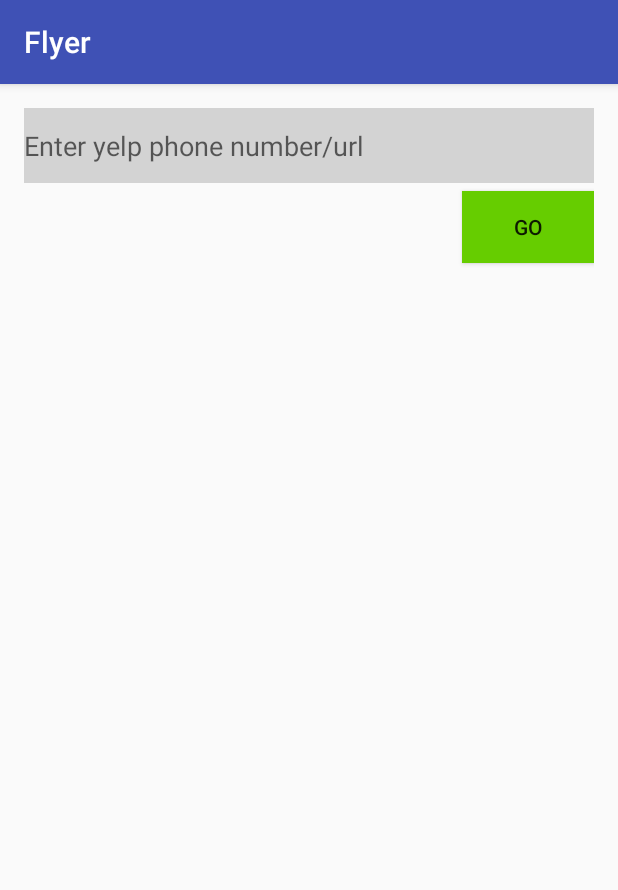
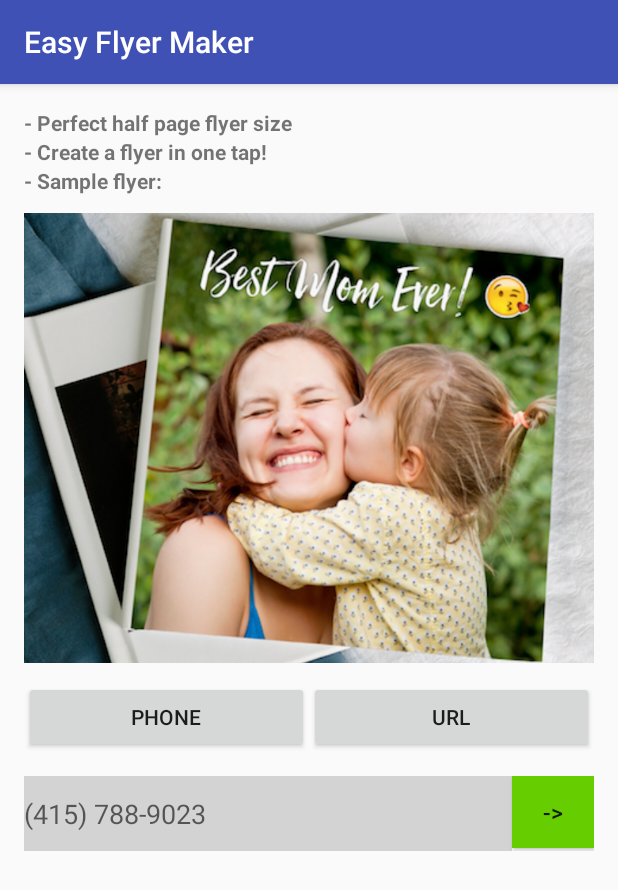
Before and after one commit to GitAmrita/Thinkful, an Android app: the screen it shows after launch (MainActivity), on a phone screen of 412 x 824 dp. Shown: the top 890 px of the screen. Run offline under Robolectric (Android 15) with nearby library versions, the phone set to English and light mode, and no system bars; our stand-ins replace ButterKnife.

Commit message:
layout for 1st screen

```diff
--- a/Flyer/app/src/main/AndroidManifest.xml
+++ b/Flyer/app/src/main/AndroidManifest.xml
@@ -20,8 +20,8 @@
         </activity>
         <activity
             android:name=".FlyerActivity"
-            android:label="@string/title_activity_flyer"
-            android:theme="@style/AppTheme.NoActionBar" />
+            android:label="@string/app_name"
+            android:theme="@style/AppTheme" />
     </application>
 
 </manifest>
--- a/Flyer/app/src/main/java/com/vogella/android/flyer/FlyerActivity.java
+++ b/Flyer/app/src/main/java/com/vogella/android/flyer/FlyerActivity.java
@@ -103,6 +103,7 @@
     public void onBackPressed() {
         Intent intent = new Intent(this, MainActivity.class);
         startActivity(intent);
+        finish();
     }
 
     @OnClick(R.id.shareBtnOnClick)
--- a/Flyer/app/src/main/java/com/vogella/android/flyer/MainActivity.java
+++ b/Flyer/app/src/main/java/com/vogella/android/flyer/MainActivity.java
@@ -41,8 +41,8 @@
     public final static String YELP_ACCESS_TOKEN_ERROR = "YELP_ACCESS_TOKEN_ERROR";
 
 
-    @Bind(R.id.yelpUrl)
-    protected EditText yelpUrlEditText;
+    @Bind(R.id.userInput)
+    protected EditText yelpEditText;
 
     @Override
     protected void onCreate(Bundle savedInstanceState) {
@@ -52,8 +52,8 @@
     }
 
     @OnClick(R.id.go)
-    public void onClick() {
-        UserInput u = new UserInput(yelpUrlEditText.getText().toString().trim());
+    public void onGoClick() {
+        UserInput u = new UserInput(yelpEditText.getText().toString().trim());
         if (u.getInputType() == UserInput.BAD_INPUT ||  u.getInput().isEmpty()) {
             ErrorDetail e = new ErrorDetail(u.getInputType(), this);
             e.showErrorToast(e.getErrorMessage());
@@ -61,6 +61,16 @@
             YelpResultTask webserviceTask = new YelpResultTask();
             webserviceTask.execute(u);
         }
+    }
+
+    @OnClick(R.id.urlInput)
+    public void onUrlClick() {
+        yelpEditText.setHint(getResources().getString(R.string.yelp_url_hint));
+    }
+
+    @OnClick(R.id.phoneInput)
+    public void onPhoneClick() {
+        yelpEditText.setHint(getResources().getString(R.string.yelp_phone_hint));
     }
 
     @Override
@@ -135,8 +145,6 @@
             startActivity(intent);
         }
     }
-
-
 
     private class YelpResultTask extends AsyncTask<UserInput, String, Yelp> {
 
--- a/Flyer/app/src/main/res/layout/activity_main.xml
+++ b/Flyer/app/src/main/res/layout/activity_main.xml
@@ -10,23 +10,81 @@
     android:paddingTop="@dimen/activity_vertical_margin"
     tools:context="com.vogella.android.flyer.MainActivity">
 
+    <TextView
+        android:layout_width="match_parent"
+        android:layout_height="wrap_content"
+        android:text="@string/header_text_1"
+        android:textStyle="bold"/>
+
+    <TextView
+        android:layout_width="match_parent"
+        android:layout_height="wrap_content"
+        android:text="@string/header_text_2"
+        android:textStyle="bold"/>
+
+    <TextView
+        android:layout_width="match_parent"
+        android:layout_height="wrap_content"
+        android:text="@string/header_text_3"
+        android:textStyle="bold"/>
+
+    <ImageView
+        android:layout_width="wrap_content"
+        android:layout_height="300dp"
+        android:src="@drawable/splash_2"
+        android:scaleType="centerCrop"
+        android:layout_marginTop="12dp"
+        android:layout_marginBottom="12dp"/>
+
+    <RadioGroup
+        android:layout_width="match_parent"
+        android:layout_height="wrap_content"
+        android:orientation="horizontal">
+
+        <Button
+            android:id="@+id/phoneInput"
+            android:layout_width="0dp"
+            android:layout_weight="1"
+            android:layout_height="wrap_content"
+            android:text="@string/phone"
+            android:checked="true"
+            android:onClick="onPhoneClick"/>
+
+        <Button
+            android:id="@+id/urlInput"
+            android:layout_width="0dp"
+            android:layout_weight="1"
+            android:layout_height="wrap_content"
+            android:text="@string/yelp_url"
+            android:onClick="onUrlClick"/>
+
+    </RadioGroup>
+
+    <LinearLayout
+        android:layout_width="match_parent"
+        android:layout_height="wrap_content"
+        android:orientation="horizontal"
+        android:layout_marginTop="15dp">
+
         <EditText
-        android:id="@+id/yelpUrl"
-        android:layout_width="match_parent"
+            android:id="@+id/userInput"
+            android:layout_width="0dp"
+            android:layout_weight="6"
             android:layout_height="50dp"
-        android:hint="@string/yelp_hint"
+            android:hint="@string/yelp_phone_hint"
             android:singleLine="true"
-        android:layout_marginBottom="5dp"
             android:background="@color/editTextBg"/>
 
         <Button
-        android:layout_width="wrap_content"
+            android:layout_width="0dp"
             android:layout_height="wrap_content"
+            android:layout_weight="1"
             android:id="@+id/go"
             android:layout_gravity="right"
             android:text="@string/go"
+            android:textSize="15dp"
             android:background="@color/goBtn"
-        android:onClick="yelpUrlOnClick"/>
-
+            android:onClick="onGoClick"/>
 
     </LinearLayout>
+</LinearLayout>
--- a/Flyer/app/src/main/res/values/strings.xml
+++ b/Flyer/app/src/main/res/values/strings.xml
@@ -1,9 +1,14 @@
 <resources>
-    <string name="app_name">Flyer</string>
-    <string name="title_activity_flyer">FlyerActivity</string>
+    <string name="app_name">Easy Flyer Maker</string>
 
-    <string name="yelp_hint">Enter yelp phone number/url</string>
-    <string name="go">GO</string>
+    <string name="yelp_phone_hint">(415) 788-9023</string>
+    <string name="yelp_url_hint">www.yelp.com/biz/mahalo-bowls-shop</string>
+    <string name="header_text_1">- Perfect half page flyer size</string>
+    <string name="header_text_2">- Create a flyer in one tap!</string>
+    <string name="header_text_3">- Sample flyer:</string>
+    <string name="phone">Phone</string>
+    <string name="yelp_url">url</string>
+    <string name="go">-></string>
 
     <string name="call_for_time">Please call us for timimg</string>
     <string name="weekday">Mon - Fri: </string>
```
Also changed, not shown: Flyer/app/src/main/java/com/vogella/android/flyer/UserInput.java (+9 -20 lines). Lines whose indentation alone changed are shown as unchanged.
